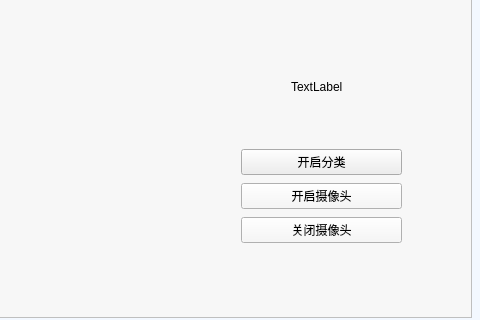
First picture: the form in UI/ui_py/ui/send.ui, repository ZYboshi/srtp_GUI, before the edit; both pictures show x 419 to 899 and y 313 to 633 of the 899 by 633 pixel window.
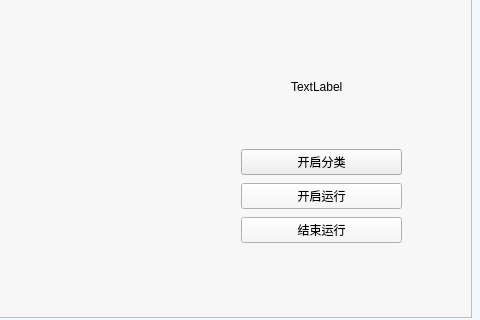
Second picture: the form after the edit.

The edit to the form file:
```diff
--- a/UI/ui_py/ui/send.ui
+++ b/UI/ui_py/ui/send.ui
@@ -96,14 +96,14 @@
      <item>
       <widget class="QPushButton" name="button1_3">
        <property name="text">
-        <string>开启摄像头</string>
+        <string>开启运行</string>
        </property>
       </widget>
      </item>
      <item>
       <widget class="QPushButton" name="button1_2">
        <property name="text">
-        <string>关闭摄像头</string>
+        <string>结束运行</string>
        </property>
       </widget>
      </item>
```
